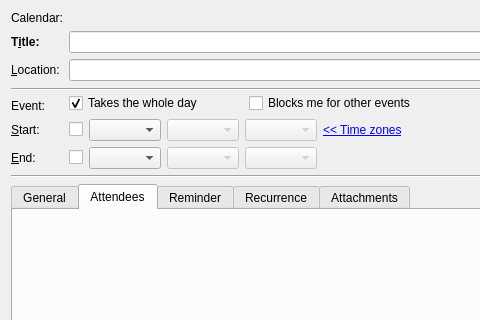
The window that incidenceeditors/incidenceeditor-ng/eventortododesktop.ui (chusopr/kdepim-ktimetracker-akonadi) describes before a commit, drawn with Qt 5; both pictures show x 0 to 480 and y 0 to 320 of the 648 by 501 pixel window.
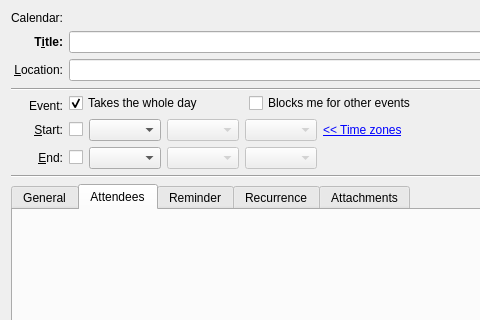
The same window after the commit. Custom widgets are drawn as their Qt base class.

Commit message: Small layout fixes, allign labels right

```diff
--- a/incidenceeditors/incidenceeditor-ng/eventortododesktop.ui
+++ b/incidenceeditors/incidenceeditor-ng/eventortododesktop.ui
@@ -17,14 +17,20 @@
    <item row="0" column="0">
     <widget class="QLabel" name="label">
      <property name="sizePolicy">
-      <sizepolicy hsizetype="Fixed" vsizetype="Preferred">
+      <sizepolicy hsizetype="Minimum" vsizetype="Preferred">
        <horstretch>0</horstretch>
        <verstretch>0</verstretch>
       </sizepolicy>
      </property>
+     <property name="layoutDirection">
+      <enum>Qt::LeftToRight</enum>
+     </property>
      <property name="text">
       <string>Calendar:</string>
      </property>
+     <property name="alignment">
+      <set>Qt::AlignRight|Qt::AlignTrailing|Qt::AlignVCenter</set>
+     </property>
     </widget>
    </item>
    <item row="0" column="1" colspan="2">
@@ -33,7 +39,7 @@
    <item row="1" column="0">
     <widget class="QLabel" name="label_2">
      <property name="sizePolicy">
-      <sizepolicy hsizetype="Fixed" vsizetype="Preferred">
+      <sizepolicy hsizetype="Minimum" vsizetype="Preferred">
        <horstretch>0</horstretch>
        <verstretch>0</verstretch>
       </sizepolicy>
@@ -50,9 +56,15 @@
      <property name="whatsThis">
       <string extracomment="@info:whatsthis">Sets the Title of this event or to-do.</string>
      </property>
+     <property name="layoutDirection">
+      <enum>Qt::LeftToRight</enum>
+     </property>
      <property name="text">
       <string extracomment="@label">T&amp;itle:</string>
      </property>
+     <property name="alignment">
+      <set>Qt::AlignRight|Qt::AlignTrailing|Qt::AlignVCenter</set>
+     </property>
      <property name="buddy">
       <cstring>mSummaryEdit</cstring>
      </property>
@@ -77,14 +89,20 @@
    <item row="2" column="0">
     <widget class="QLabel" name="label_4">
      <property name="sizePolicy">
-      <sizepolicy hsizetype="Fixed" vsizetype="Preferred">
+      <sizepolicy hsizetype="Minimum" vsizetype="Preferred">
        <horstretch>0</horstretch>
        <verstretch>0</verstretch>
       </sizepolicy>
      </property>
+     <property name="layoutDirection">
+      <enum>Qt::LeftToRight</enum>
+     </property>
      <property name="text">
       <string extracomment="@label">&amp;Location:</string>
      </property>
+     <property name="alignment">
+      <set>Qt::AlignRight|Qt::AlignTrailing|Qt::AlignVCenter</set>
+     </property>
      <property name="buddy">
       <cstring>mLocationEdit</cstring>
      </property>
@@ -162,14 +180,20 @@
    <item row="6" column="0">
     <widget class="QLabel" name="mStartLabel">
      <property name="sizePolicy">
-      <sizepolicy hsizetype="Fixed" vsizetype="Preferred">
+      <sizepolicy hsizetype="Minimum" vsizetype="Preferred">
        <horstretch>0</horstretch>
        <verstretch>0</verstretch>
       </sizepolicy>
      </property>
+     <property name="layoutDirection">
+      <enum>Qt::LeftToRight</enum>
+     </property>
      <property name="text">
       <string>&amp;Start:</string>
      </property>
+     <property name="alignment">
+      <set>Qt::AlignRight|Qt::AlignTrailing|Qt::AlignVCenter</set>
+     </property>
      <property name="buddy">
       <cstring>mStartDateEdit</cstring>
      </property>
@@ -274,14 +298,20 @@
    <item row="7" column="0">
     <widget class="QLabel" name="mEndLabel">
      <property name="sizePolicy">
-      <sizepolicy hsizetype="Fixed" vsizetype="Preferred">
+      <sizepolicy hsizetype="Minimum" vsizetype="Preferred">
        <horstretch>0</horstretch>
        <verstretch>0</verstretch>
       </sizepolicy>
      </property>
+     <property name="layoutDirection">
+      <enum>Qt::LeftToRight</enum>
+     </property>
      <property name="text">
       <string>&amp;End:</string>
      </property>
+     <property name="alignment">
+      <set>Qt::AlignRight|Qt::AlignTrailing|Qt::AlignVCenter</set>
+     </property>
      <property name="buddy">
       <cstring>mEndDateEdit</cstring>
      </property>
@@ -366,14 +396,20 @@
    <item row="5" column="0">
     <widget class="QLabel" name="label_8">
      <property name="sizePolicy">
-      <sizepolicy hsizetype="Fixed" vsizetype="Preferred">
+      <sizepolicy hsizetype="Minimum" vsizetype="Preferred">
        <horstretch>0</horstretch>
        <verstretch>0</verstretch>
       </sizepolicy>
      </property>
+     <property name="layoutDirection">
+      <enum>Qt::LeftToRight</enum>
+     </property>
      <property name="text">
       <string>Event:</string>
      </property>
+     <property name="alignment">
+      <set>Qt::AlignRight|Qt::AlignTrailing|Qt::AlignVCenter</set>
+     </property>
     </widget>
    </item>
    <item row="9" column="0" colspan="3">
```
The commit also changes 1 other file.
